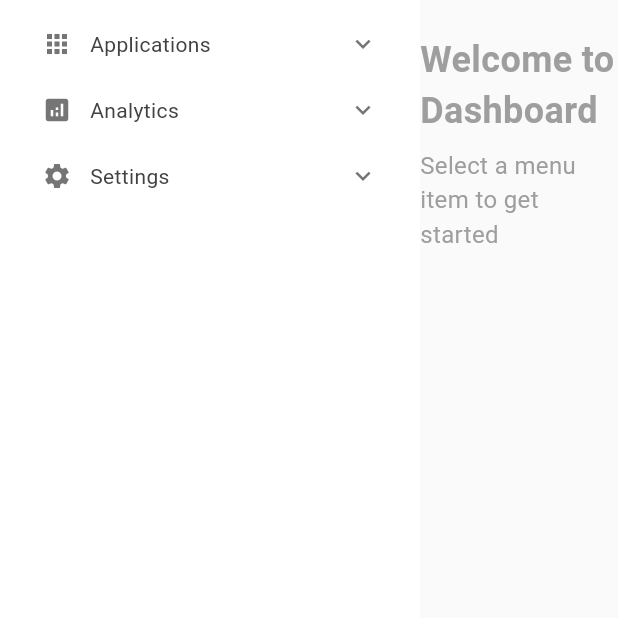
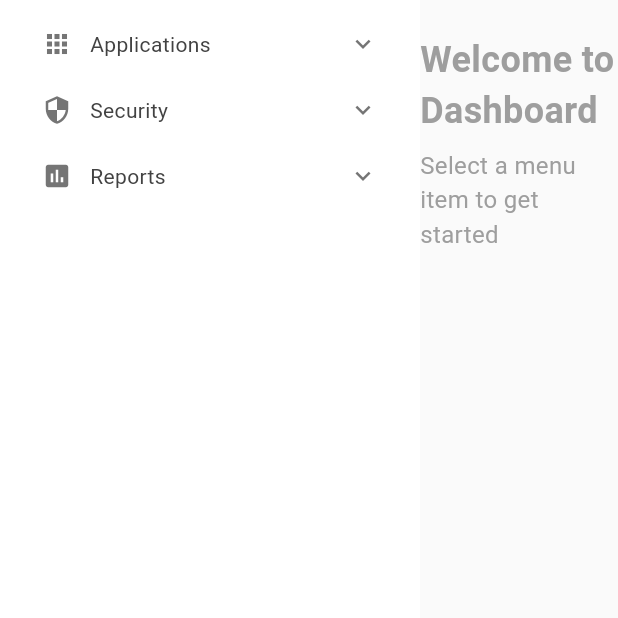
Before and after one commit to adispatil/ITPM-May25, a Flutter app: the screen it shows after launch, on a phone screen of 412 x 824 dp, the part 535-1153 px from its top. Run offline on Flutter 3.47's test engine with Material 3 defaults, Android fonts, the phone set to English and light mode, and no system bars; our stand-ins replace equatable, flutter_bloc.

```diff
--- a/lib/screens/dashboard/dashboard_screen.dart
+++ b/lib/screens/dashboard/dashboard_screen.dart
@@ -1,6 +1,5 @@
 import 'package:flutter/material.dart';
 import '../../widgets/sidebar/sidebar_widget.dart';
-import '../../models/menu_item.dart';
 
 class DashboardScreen extends StatefulWidget {
   const DashboardScreen({super.key});
@@ -12,60 +11,7 @@
 class _DashboardScreenState extends State<DashboardScreen> {
   String? selectedMenuItem;
 
-  final List<MenuItem> menuItems = [
-    MenuItem(
-      title: 'Dashboard',
-      icon: Icons.dashboard,
-      isExpanded: true,
-      subItems: [
-        MenuItem(title: 'Overview', icon: Icons.visibility),
-        MenuItem(title: 'Custom Charts', icon: Icons.bar_chart),
-        MenuItem(title: 'Alert Log', icon: Icons.warning),
-        MenuItem(title: 'Alert Management', icon: Icons.settings),
-        MenuItem(title: 'User Feedback', icon: Icons.feedback),
-      ],
-    ),
-    MenuItem(
-      title: 'Infrastructure',
-      icon: Icons.storage,
-      subItems: [
-        MenuItem(title: 'Servers', icon: Icons.computer),
-        MenuItem(title: 'Networks', icon: Icons.network_check),
-        MenuItem(title: 'Storage', icon: Icons.storage),
-        MenuItem(title: 'Monitoring', icon: Icons.monitor),
-      ],
-    ),
-    MenuItem(
-      title: 'Applications',
-      icon: Icons.apps,
-      subItems: [
-        MenuItem(title: 'Web Apps', icon: Icons.web),
-        MenuItem(title: 'Mobile Apps', icon: Icons.phone_android),
-        MenuItem(title: 'Desktop Apps', icon: Icons.desktop_windows),
-        MenuItem(title: 'APIs', icon: Icons.api),
-        MenuItem(title: 'Microservices', icon: Icons.cloud),
-      ],
-    ),
-    MenuItem(
-      title: 'Analytics',
-      icon: Icons.analytics,
-      subItems: [
-        MenuItem(title: 'Reports', icon: Icons.assessment),
-        MenuItem(title: 'Metrics', icon: Icons.trending_up),
-        MenuItem(title: 'Insights', icon: Icons.lightbulb),
-      ],
-    ),
-    MenuItem(
-      title: 'Settings',
-      icon: Icons.settings,
-      subItems: [
-        MenuItem(title: 'General', icon: Icons.settings),
-        MenuItem(title: 'Security', icon: Icons.security),
-        MenuItem(title: 'Users', icon: Icons.people),
-        MenuItem(title: 'Integrations', icon: Icons.integration_instructions),
-      ],
-    ),
-  ];
+
 
   void _onMenuItemSelected(String title) {
     setState(() {
@@ -277,7 +223,6 @@
       body: Row(
         children: [
           SidebarWidget(
-            menuItems: menuItems,
             selectedItem: selectedMenuItem,
             onItemSelected: _onMenuItemSelected,
           ),
--- a/lib/widgets/sidebar/sidebar_widget.dart
+++ b/lib/widgets/sidebar/sidebar_widget.dart
@@ -4,13 +4,11 @@
 import '../../blocs/sidebar/sidebar.dart';
 
 class SidebarWidget extends StatelessWidget {
-  final List<MenuItem> menuItems;
   final String? selectedItem;
   final Function(String)? onItemSelected;
 
   const SidebarWidget({
     super.key,
-    required this.menuItems,
     this.selectedItem,
     this.onItemSelected,
   });
@@ -29,7 +27,7 @@
   @override
   Widget build(BuildContext context) {
     return BlocProvider(
-      create: (context) => SidebarCubit()..initializeSidebar(menuItems),
+      create: (context) => SidebarCubit()..initializeSidebar(),
       child: BlocBuilder<SidebarCubit, SidebarState>(
         builder: (context, state) {
           if (state is SidebarLoaded) {
```
Also changed, not shown: lib/blocs/sidebar/sidebar_cubit.dart (+58 -2 lines).
